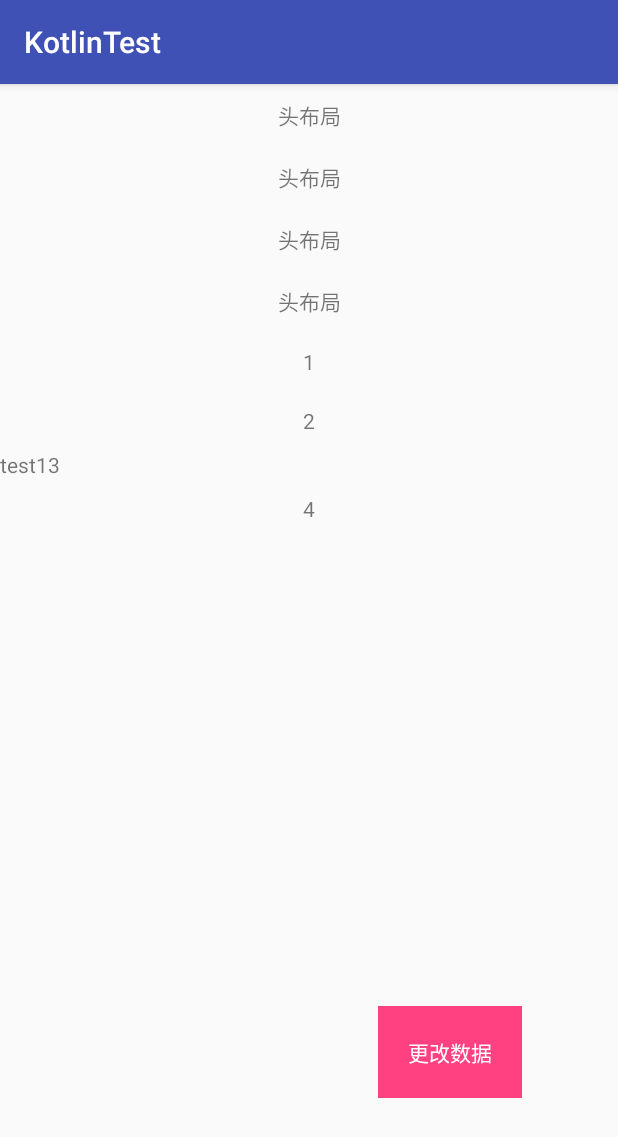
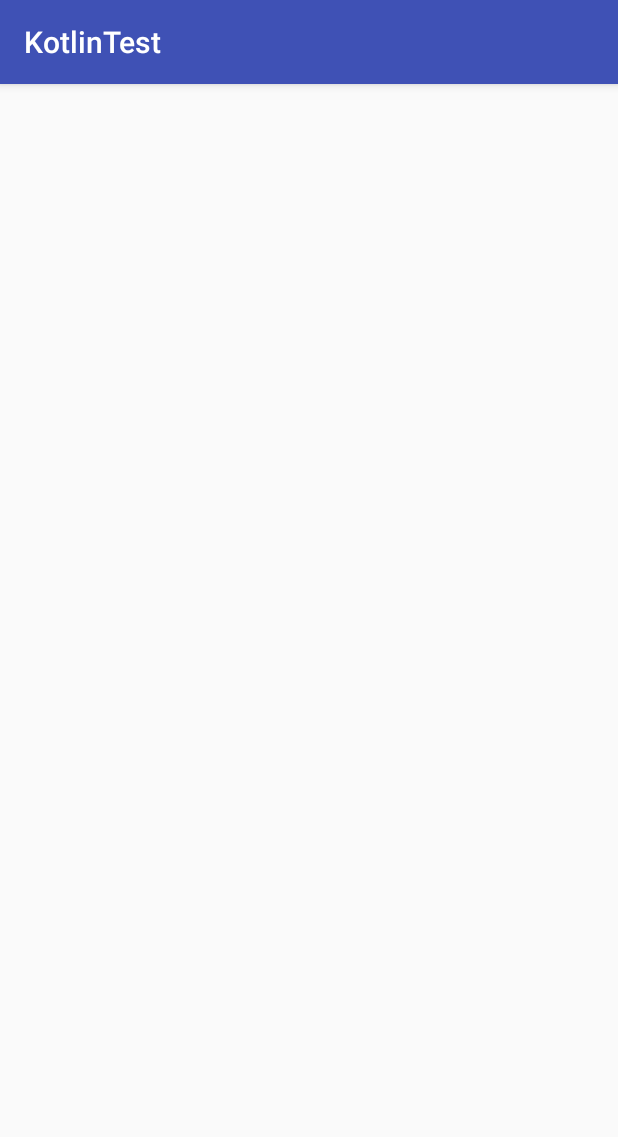
Before and after one commit to JadynAi/Kotlin-D, an Android app: the screen it shows after launch (MainActivity), on a phone screen of 412 x 824 dp. Shown: the top 1137 px of the screen. Run offline under Robolectric (Android 15) with nearby library versions, the phone set to English and light mode, and no system bars; libraries missing offline, so code that uses them is left out: org.jetbrains.anko; 1 statement that could not run was skipped.

```diff
--- a/app/build.gradle
+++ b/app/build.gradle
@@ -34,6 +34,12 @@ dependencies {
     implementation "com.android.support:appcompat-v7:$support_version"
     implementation "com.android.support:recyclerview-v7:$support_version"
     implementation 'com.android.support.constraint:constraint-layout:1.1.0'
+    // Anko Commons
+    implementation "org.jetbrains.anko:anko-commons:$anko_version"
+
+    // Anko Layouts
+    implementation "org.jetbrains.anko:anko-sdk25:$anko_version" // sdk15, sdk19, sdk21, sdk23 are also available
+    implementation "org.jetbrains.anko:anko-appcompat-v7:$anko_version"
     testImplementation 'junit:junit:4.12'
     androidTestImplementation 'com.android.support.test:runner:1.0.2'
     androidTestImplementation 'com.android.support.test.espresso:espresso-core:3.0.2'
--- a/app/src/main/java/com/motong/cm/kotlintest/MainActivity.kt
+++ b/app/src/main/java/com/motong/cm/kotlintest/MainActivity.kt
@@ -2,103 +2,15 @@ package com.motong.cm.kotlintest
 
 import android.os.Bundle
 import android.support.v7.app.AppCompatActivity
-import android.support.v7.widget.LinearLayoutManager
-import android.view.View
-import android.widget.Toast
-import com.motong.cm.kotlintest.rdsll.AcroLayoutItem
-import com.motong.cm.kotlintest.rdsll.AcrobatAdapter
-import com.motong.cm.kotlintest.rdsll.AcrobatDSL
-import kotlinx.android.synthetic.main.activity_main.*
-import kotlinx.android.synthetic.main.item_test.view.*
+import org.jetbrains.anko.verticalLayout
 
 class MainActivity : AppCompatActivity() {
 
-
     override fun onCreate(savedInstanceState: Bundle?) {
         super.onCreate(savedInstanceState)
-        setContentView(R.layout.activity_main)
+        verticalLayout {
 
-
-        recycler_view.layoutManager = LinearLayoutManager(this)
-
-        val acrobatAdapter = AcrobatAdapter<String> {
-
-            itemDSL {
-                resId(R.layout.item_test)
-                showItem { pos, view ->
-                    view.item_tv.text = "头布局"
-                }
-            }
-
-            itemDSL {
-                resId(R.layout.item_test)
-                showItem { pos, view ->
-                    view.item_tv.text = "头布局"
-                }
-            }
-            itemDSL {
-                resId(R.layout.item_test)
-                showItem { pos, view ->
-                    view.item_tv.text = "头布局"
-                }
-            }
-            itemDSL {
-                resId(R.layout.item_test)
-                showItem { pos, view ->
-                    view.item_tv.text = "头布局"
-                }
-            }
-
-            itemConfig {
-                resId(R.layout.item_test)
-                showItem { d, pos, view ->
-                    view.item_tv.text = d
-                }
-
-                onViewAttach { pos, view ->
-                    view?.item_tv?.setOnClickListener {
-                        Toast.makeText(this@MainActivity, "cecee", Toast.LENGTH_LONG).show()
-                    }
-                }
-
-                isMeetData { d, pos -> pos != 2 }
-            }
-
-            itemConfig {
-                resId(R.layout.item_test1)
-                showItem { d, pos, view ->
-                    view.item_tv.text = "test1" + d
-                }
-
-                isMeetData { d, pos ->
-                    pos == 2
-                }
-            }
         }
 
-        recycler_view.adapter = acrobatAdapter
-        acrobatAdapter.setDataWithDiff(arrayListOf("1", "2", "3", "4"))
-
-        change_tv.setOnClickListener {
-            Toast.makeText(this@MainActivity, "Change", Toast.LENGTH_LONG).show()
-            acrobatAdapter.setDataWithDiff(arrayListOf("1", "2"))
-        }
     }
 }
-
-class TestDSL : AcroLayoutItem<String> {
-    override fun showItem(pos: Int, view: View) {
-        view.item_tv.text = "hahah"
-    }
-
-    override fun getResId(): Int {
-        return R.layout.item_test
-    }
-}
-
-class ADsl : AcrobatDSL<String>() {
-    init {
-        resId = R.layout.item_test
-    }
-
-}
--- a/app/src/main/java/com/motong/cm/kotlintest/rdsll/AcroLayoutItem.kt
+++ b/app/src/main/java/com/motong/cm/kotlintest/rdsll/AcroLayoutItem.kt
@@ -20,7 +20,7 @@ interface AcroLayoutItem<D> : AcrobatItem<D> {
         showItem(pos, view)
     }
 
-    override open fun onItemAttachWindow(pos: Int, itemView: View?) {
+    override fun onItemAttachWindow(pos: Int, itemView: View?) {
 
     }
 }
@@ -46,6 +46,7 @@ class AcroLayoutDSL<D> : AcrobatDSL<D>() {
             override fun showItem(pos: Int, view: View) {
                 dataBind(pos, view)
             }
+
             override fun getResId(): Int = resId
 
             override fun onItemAttachWindow(pos: Int, itemView: View?) {
--- a/build.gradle
+++ b/build.gradle
@@ -3,6 +3,7 @@
 buildscript {
     ext.kotlin_version = '1.2.41'
     ext.support_version = '27.1.1'
+    ext.anko_version='0.10.5'
     repositories {
         google()
         jcenter()
```
Also changed, not shown: app/src/main/java/com/motong/cm/kotlintest/rdsll/AcrobatAdapter.kt (+8 -0 lines), app/src/main/java/com/motong/cm/kotlintest/rdsll/AcrobatItem.kt (+24 -0 lines).
